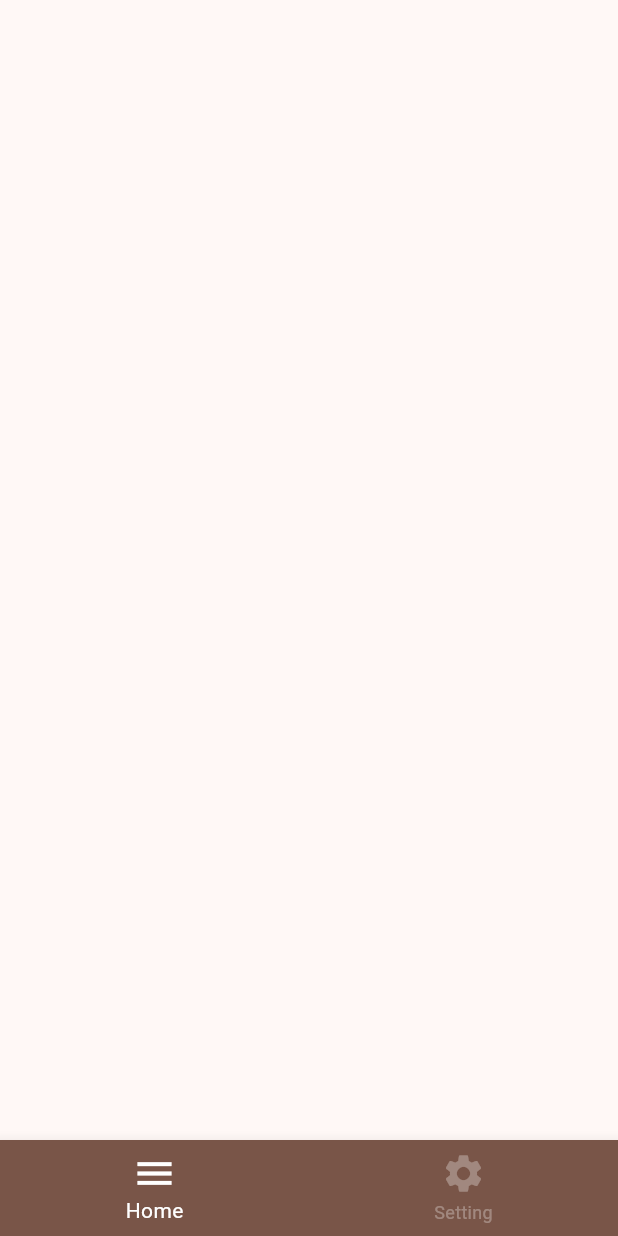
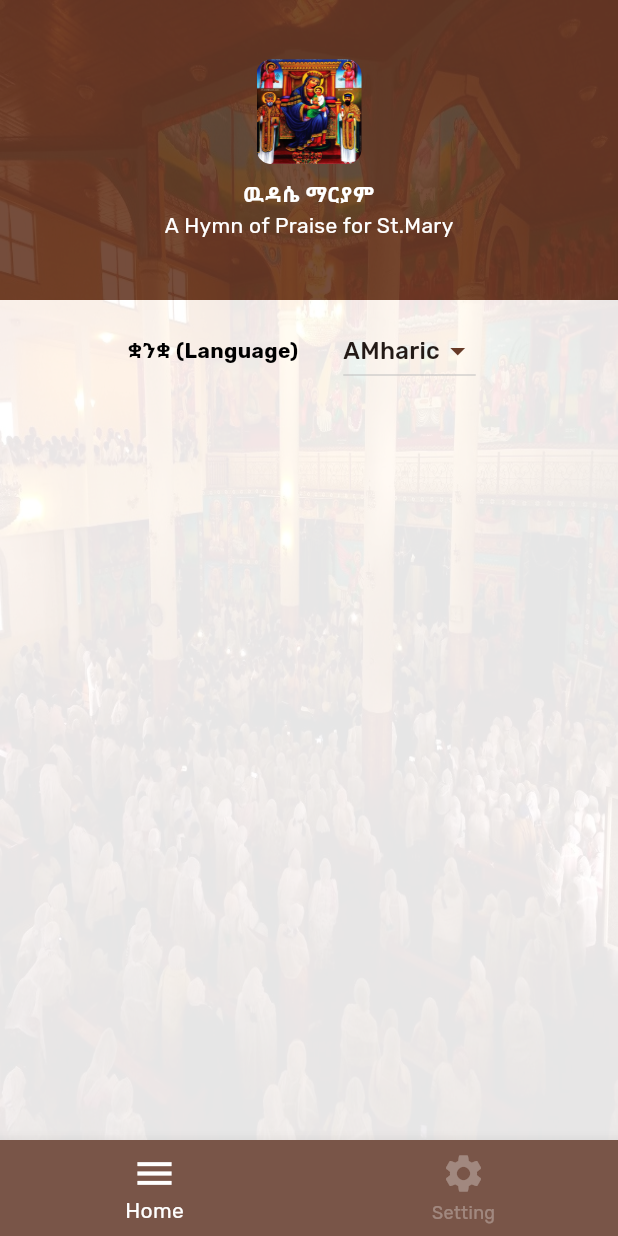
Before and after one commit to AmanuelDemelash/wudasemaryam, a Flutter app: the Homepage screen opened directly, on a phone screen of 412 x 824 dp. Run offline on Flutter 3.47's test engine with Material 2 defaults, Android fonts, the phone set to English and light mode, and no system bars; our stand-ins replace get; missing offline and left inert: dart:ffi.

Commit message:
first commit

```diff
--- a/lib/screen/homepage/homepage.dart
+++ b/lib/screen/homepage/homepage.dart
@@ -2,7 +2,8 @@
 import 'package:flutter/material.dart';
 import 'package:get/get.dart';
 import 'package:wudasemaryam/screen/homepage/controller/homepage_controller.dart';
-import 'package:wudasemaryam/screen/splash.dart';
+import 'package:wudasemaryam/screen/splash/splash.dart';
+import 'package:wudasemaryam/utils/constant.dart';
 
 class Homepage extends StatelessWidget {
    Homepage({super.key});
@@ -23,6 +24,71 @@ class Homepage extends StatelessWidget {
       ),
       ),
       body:Container(
+        width: Get.width,
+          height: Get.height,
+          decoration: const BoxDecoration(
+            image: DecorationImage(image: AssetImage("assets/images/back.jpeg"),fit: BoxFit.fill)
+          ),
+        child: Column(
+          children: [
+            Container(
+              width: Get.width,
+              height: 200,
+              color: Constants().primColor.withOpacity(0.9),
+              child:
+              Column(
+                mainAxisAlignment: MainAxisAlignment.center,
+                children: [
+                  Container(
+                    decoration:const BoxDecoration(
+                      borderRadius: BorderRadius.all(Radius.circular(30)),
+      ),
+                    child:
+                    ClipRRect(
+                        borderRadius: BorderRadius.circular(10),
+                        child: const Image(image: AssetImage("assets/images/splashimage.jpeg"),width: 70,height: 70,fit: BoxFit.fill,))
+                  ),
+                  const SizedBox(height: 10,),
+                  Text("ዉዳሴ ማርያም",style: TextStyle(color: Constants().backColor,fontWeight: FontWeight.bold),),
+                  Text("A Hymn of Praise for St.Mary",style: TextStyle(color: Constants().backColor),)
+                ],
+              ),
+            ),
+            Expanded(
+              child: Container(
+                width: Get.width,
+                decoration: BoxDecoration(
+                  color: Constants().backColor.withOpacity(0.9)
+                ),
+                child: Column(
+                  mainAxisAlignment: MainAxisAlignment.start,
+                  children: [
+                    Row(
+                      mainAxisAlignment: MainAxisAlignment.center,
+                      children: [
+                        Text("ቋንቋ (Language)",style: TextStyle(color: Constants().textColor,fontWeight: FontWeight.bold),),
+                        const SizedBox(width: 20,),
+                        DropdownButton(
+                          borderRadius:const BorderRadius.all(Radius.circular(10)),
+                          elevation: 0,
+                          padding:const EdgeInsets.all(10),
+                          value: "Amharic",
+                           focusColor: Constants().primColor,
+                          iconEnabledColor: Constants().primColor,
+                          items:const[
+                          DropdownMenuItem(value: "en",enabled:true, child:Text("English")),
+                          DropdownMenuItem(value: "Amharic", child:Text("AMharic")),
+                          DropdownMenuItem(value: "ge", child:Text("Geez")),
+                        ], onChanged:(value) {
+                        },)
+                      ],
+                    )
+                  ],
+                ),
+              ),
+            )
+          ],
+        ),
 
       )
     );
--- /dev/null
+++ b/lib/screen/splash/controller/splashcontroller.dart
@@ -0,0 +1,6 @@
+
+import 'package:get/get.dart';
+
+class SplashController extends GetxController{
+
+}
--- /dev/null
+++ b/lib/utils/constant.dart
@@ -0,0 +1,13 @@
+
+
+import 'dart:ui';
+
+class Constants{
+
+
+  // color constants
+  final Color primColor=const Color(0xff663A27);
+  final Color backColor=const Color(0xffFFFFFF);
+  final Color textColor=const Color(0xff000000);
+
+}
```
Also changed, not shown: lib/main.dart (+5 -2 lines), lib/screen/splash.dart (deleted, +0 -28 lines), lib/screen/splash/splash.dart (added, +110 -0 lines), pubspec.yaml (+8 -9 lines), assets/font/Rubik-Italic-VariableFont_wght.ttf (added), assets/font/Rubik-VariableFont_wght.ttf (added), assets/images/back.jpeg (added), assets/images/splashimage.jpeg (added).
